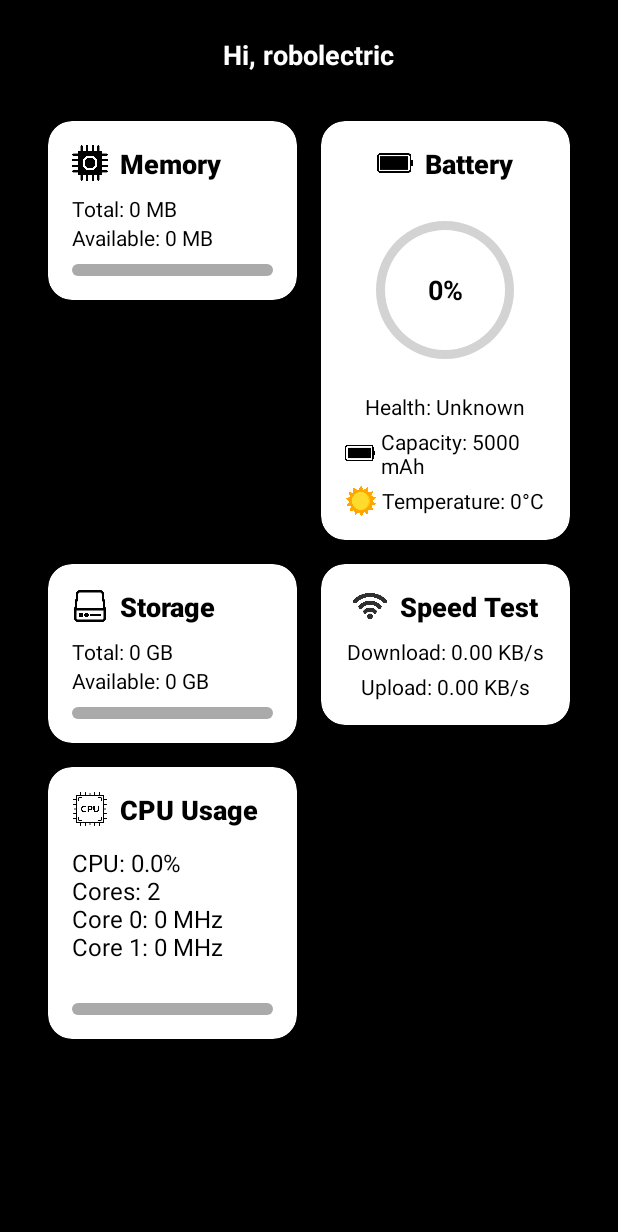
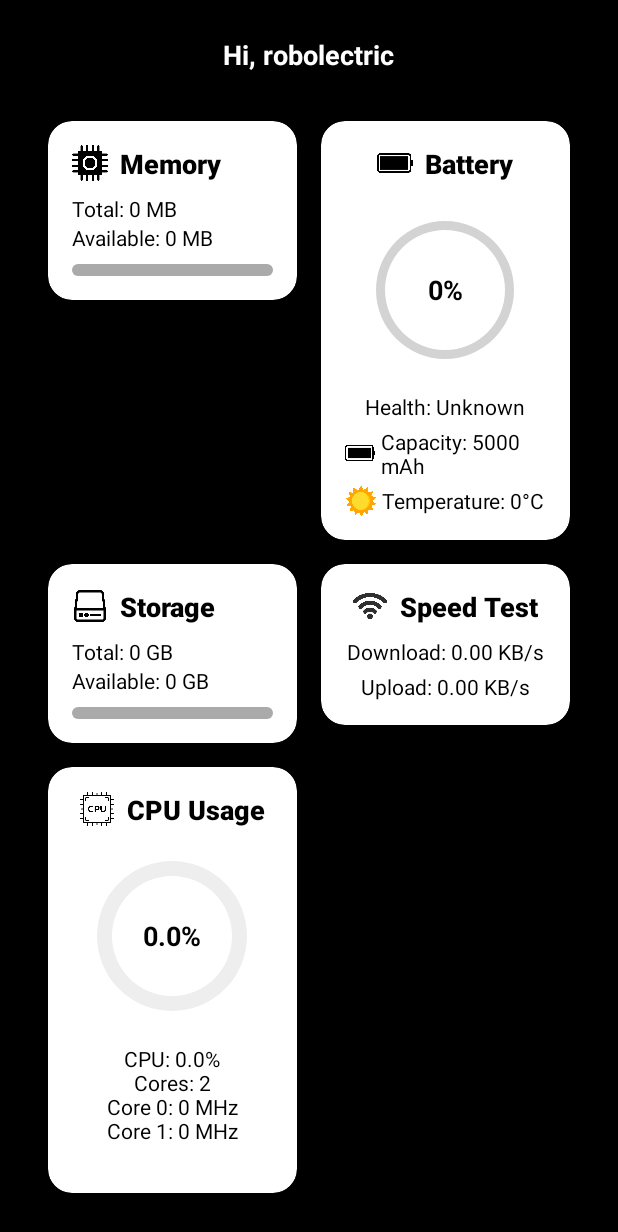
Before and after one commit to Vaishalinidhi/SystemMonitorapp, an Android app: the screen it shows after launch (MainActivity), on a phone screen of 412 x 824 dp. Shown: the top 1232 px of the screen. Run offline under Robolectric (Android 15) with nearby library versions, the phone set to English and light mode, and no system bars; 4 statements that could not run were skipped.

Commit message:
Updated cpu card

```diff
--- a/app/src/main/java/com/example/systemmonitor/MainActivity.java
+++ b/app/src/main/java/com/example/systemmonitor/MainActivity.java
@@ -16,7 +16,6 @@ import android.content.IntentFilter;
 import android.os.BatteryManager;
 import android.os.StatFs;
 import android.os.Environment;
-
 import androidx.appcompat.app.AppCompatActivity;
 import java.io.BufferedReader;
 import java.io.File;
@@ -41,16 +40,14 @@ public class MainActivity extends AppCompatActivity {
     private long previousTxBytes = 0;
     private Handler networkHandler = new Handler();
 
-    private String[] rotatingMessages = {"Hi, %s", "Processor: %s", "Operating System: %s"};
+
     private Handler cpuHandler;
     private Runnable cpuRunnable;
     private DecimalFormat decimalFormat = new DecimalFormat("#0.0");
 
-    private long lastTotalCpuTime = 0;
-    private long lastIdleCpuTime = 0;
+    private ProgressBar cpuProgress;
+    private TextView cpuPercentage;
 
-    private long prevIdleTime = 0;
-    private long prevTotalTime = 0;
 
     @Override
     protected void onCreate(Bundle savedInstanceState) {
@@ -72,7 +69,11 @@ public class MainActivity extends AppCompatActivity {
         batteryTemperatureText = findViewById(R.id.battery_temperature);
         uploadSpeedText = findViewById(R.id.text_upload_speed);
         downloadSpeedText = findViewById(R.id.text_download_speed);
-        cpuUsageText = findViewById(R.id.text_cpu_usage); // Add your CPU usage TextView
+        cpuProgress = findViewById(R.id.cpu_progress);
+        cpuPercentage = findViewById(R.id.cpu_percentage);
+        cpuUsageText = findViewById(R.id.cpu_usage_text);
+
+// Add your CPU usage TextView
 
         // Start updating stats in real-time
         updateRotatingHeader();
@@ -293,14 +294,37 @@ public class MainActivity extends AppCompatActivity {
         cpuRunnable = new Runnable() {
             @Override
             public void run() {
+                double cpuUsage = calculateCpuUsagePercent();
+                cpuProgress.setProgress((int) cpuUsage);
+                cpuPercentage.setText(decimalFormat.format(cpuUsage) + "%");
+
                 String usageInfo = getCpuUsageAndCoreFreq();
-                cpuUsageText.setText(usageInfo); // Display the information in your TextView
-                cpuHandler.postDelayed(this, 2000); // Update every 2 seconds
+                cpuUsageText.setText(usageInfo);
+
+                cpuHandler.postDelayed(this, 2000);
             }
         };
         cpuHandler.post(cpuRunnable);
     }
 
+    private double calculateCpuUsagePercent() {
+        int cores = Runtime.getRuntime().availableProcessors();
+        long totalCurrentFreq = 0;
+        long totalMaxFreq = 0;
+
+        for (int i = 0; i < cores; i++) {
+            long curFreq = getCpuFrequency(i);
+            long maxFreq = getMaxCpuFrequency(i);
+
+            totalCurrentFreq += curFreq;
+            totalMaxFreq += maxFreq;
+        }
+
+        if (totalMaxFreq > 0) {
+            return (double) totalCurrentFreq / totalMaxFreq * 100;
+        }
+        return 0;
+    }
 
     private String getCpuUsageAndCoreFreq() {
         int cores = Runtime.getRuntime().availableProcessors();
@@ -317,25 +341,38 @@ public class MainActivity extends AppCompatActivity {
             totalMaxFreq += maxFreq;
         }
 
-        // Avoid division by zero
         double cpuPercentage = 0;
         if (totalMaxFreq > 0) {
             cpuPercentage = (double) totalCurrentFreq / totalMaxFreq * 100;
         }
 
-        // First line: CPU usage
         result.append("CPU: ").append(decimalFormat.format(cpuPercentage)).append("%\n");
-
-        // Second line: Number of cores
         result.append("Cores: ").append(cores).append("\n");
 
-        // Next lines: Each core frequency (current only)
         for (int i = 0; i < cores; i++) {
             long curFreq = getCpuFrequency(i);
             result.append("Core ").append(i).append(": ").append(curFreq).append(" MHz\n");
         }
 
         return result.toString();
+    }
+
+    private long getCpuFrequency(int core) {
+        long frequency = 0;
+        try {
+            File file = new File("/sys/devices/system/cpu/cpu" + core + "/cpufreq/scaling_cur_freq");
+            if (file.exists()) {
+                BufferedReader reader = new BufferedReader(new FileReader(file));
+                String line = reader.readLine();
+                reader.close();
+                if (line != null) {
+                    frequency = Long.parseLong(line.trim()) / 1000; // MHz
+                }
+            }
+        } catch (IOException | NumberFormatException e) {
+            e.printStackTrace();
+        }
+        return frequency;
     }
 
     private long getMaxCpuFrequency(int core) {
@@ -347,38 +384,10 @@ public class MainActivity extends AppCompatActivity {
                 String line = reader.readLine();
                 reader.close();
                 if (line != null) {
-                    frequency = Long.parseLong(line.trim()) / 1000; // Convert to MHz
+                    frequency = Long.parseLong(line.trim()) / 1000; // MHz
                 }
             }
         } catch (IOException | NumberFormatException e) {
-            e.printStackTrace();
-        }
-        return frequency;
-    }
-
-
-
-
-    private long getCpuFrequency(int core) {
-        long frequency = 0;
-        try {
-            File file = new File("/sys/devices/system/cpu/cpu" + core + "/cpufreq/scaling_cur_freq");
-            if (file.exists()) {
-                BufferedReader reader = new BufferedReader(new FileReader(file));
-                String line = reader.readLine();
-                reader.close();
-                if (line != null) {
-                    try {
-                        frequency = Long.parseLong(line.trim()) / 1000; // Convert to MHz
-                    } catch (NumberFormatException e) {
-                        // Handle the exception.  Maybe log it, maybe return 0,
-                        //  depending on your needs.  Here, we'll return 0.
-                        e.printStackTrace();
-                        return 0;
-                    }
-                }
-            }
-        } catch (IOException e) {
             e.printStackTrace();
         }
         return frequency;
@@ -388,7 +397,7 @@ public class MainActivity extends AppCompatActivity {
     protected void onDestroy() {
         super.onDestroy();
         if (cpuHandler != null && cpuRunnable != null) {
-            cpuHandler.removeCallbacks(cpuRunnable); // Stop CPU monitoring when the activity is destroyed
+            cpuHandler.removeCallbacks(cpuRunnable);
         }
     }
 
--- /dev/null
+++ b/app/src/main/res/drawable/progress_circular_yellow.xml
@@ -0,0 +1,30 @@
+<layer-list xmlns:android="http://schemas.android.com/apk/res/android">
+    <item android:id="@android:id/background">
+        <shape android:shape="ring"
+            android:useLevel="false"
+            android:innerRadiusRatio="3"
+            android:thicknessRatio="12"
+            android:angle="0">
+            <solid android:color="#EEE" />
+        </shape>
+    </item>
+
+    <item android:id="@android:id/progress">
+        <rotate
+            android:fromDegrees="270"
+            android:toDegrees="270">
+            <shape android:shape="ring"
+                android:innerRadiusRatio="3"
+                android:thicknessRatio="12"
+                android:useLevel="true">
+                <gradient
+                    android:type="sweep"
+                    android:useLevel="true"
+                    android:startColor="#FFEB3B"
+                    android:centerColor="#FDD835"
+                    android:endColor="#FBC02D"
+                    android:angle="0" />
+            </shape>
+        </rotate>
+    </item>
+</layer-list>
--- a/app/src/main/res/layout/activity_main.xml
+++ b/app/src/main/res/layout/activity_main.xml
@@ -349,6 +349,7 @@
                 </LinearLayout>
             </androidx.cardview.widget.CardView>
 
+            <!-- CPU Card -->
             <androidx.cardview.widget.CardView
                 android:layout_width="0dp"
                 android:layout_height="wrap_content"
@@ -357,23 +358,19 @@
                 android:layout_margin="8dp"
                 app:cardCornerRadius="16dp"
                 app:cardElevation="8dp"
-                android:background="#E0E0E0">
-
-                <!-- ScrollView is placed here to wrap the whole card content -->
-                <ScrollView
-                    android:layout_width="match_parent"
-                    android:layout_height="wrap_content">
+                android:background="#FFF9C4">
 
                 <LinearLayout
                     android:layout_width="match_parent"
                     android:layout_height="wrap_content"
                     android:orientation="vertical"
-                        android:padding="16dp">
+                    android:padding="16dp"
+                    android:gravity="center_horizontal">
 
                     <LinearLayout
-                            android:orientation="horizontal"
                         android:layout_width="wrap_content"
                         android:layout_height="wrap_content"
+                        android:orientation="horizontal"
                         android:gravity="center_vertical">
 
                         <ImageView
@@ -382,7 +379,6 @@
                             android:src="@drawable/img_9" />
 
                         <TextView
-                                android:id="@+id/title_cpu"
                             android:layout_width="wrap_content"
                             android:layout_height="wrap_content"
                             android:text="CPU Usage"
@@ -393,27 +389,43 @@
                             android:fontFamily="sans-serif-medium"/>
                     </LinearLayout>
 
-                        <!-- TextView now inside ScrollView for scrolling the content -->
+                    <FrameLayout
+                        android:layout_width="120dp"
+                        android:layout_height="120dp"
+                        android:layout_marginTop="12dp">
+
+                        <ProgressBar
+                            android:id="@+id/cpu_progress"
+                            style="?android:attr/progressBarStyleHorizontal"
+                            android:layout_width="match_parent"
+                            android:layout_height="match_parent"
+                            android:max="100"
+                            android:progress="50"
+                            android:progressDrawable="@drawable/progress_circular_yellow"
+                            android:rotation="-90"/>
+
                         <TextView
-                            android:id="@+id/text_cpu_usage"
+                            android:id="@+id/cpu_percentage"
+                            android:layout_width="match_parent"
+                            android:layout_height="match_parent"
+                            android:gravity="center"
+                            android:text="50%"
+                            android:textColor="#000000"
+                            android:textSize="18sp"
+                            android:textStyle="bold"/>
+                    </FrameLayout>
+
+                    <!-- New TextView to show detailed CPU usage info -->
+                    <TextView
+                        android:id="@+id/cpu_usage_text"
                         android:layout_width="match_parent"
                         android:layout_height="wrap_content"
-                            android:text="0.0 %"
                         android:textColor="#000000"
-                            android:textSize="16sp"
-                            android:layout_marginTop="12dp"/>
-
-                        <ProgressBar
-                            android:id="@+id/progress_cpu"
-                            style="?android:attr/progressBarStyleHorizontal"
-                            android:layout_width="match_parent"
-                            android:layout_height="8dp"
-                            android:max="100"
-                            android:progress="0"
-                            android:layout_marginTop="8dp"
-                            android:progressDrawable="@drawable/progress_dotted"/>
+                        android:textSize="14sp"
+                        android:layout_marginTop="12dp"
+                        android:text="Loading CPU details..."
+                        android:gravity="center"/>
                 </LinearLayout>
-                </ScrollView>
             </androidx.cardview.widget.CardView>
 
 
```
Lines whose indentation alone changed are shown as unchanged.
